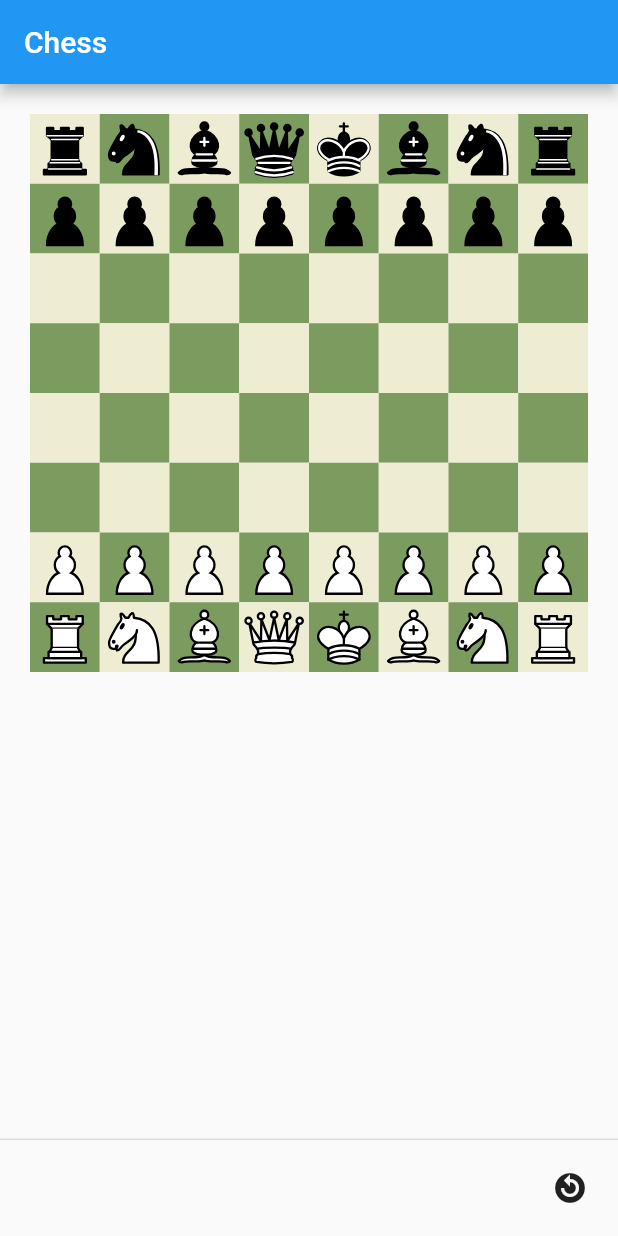
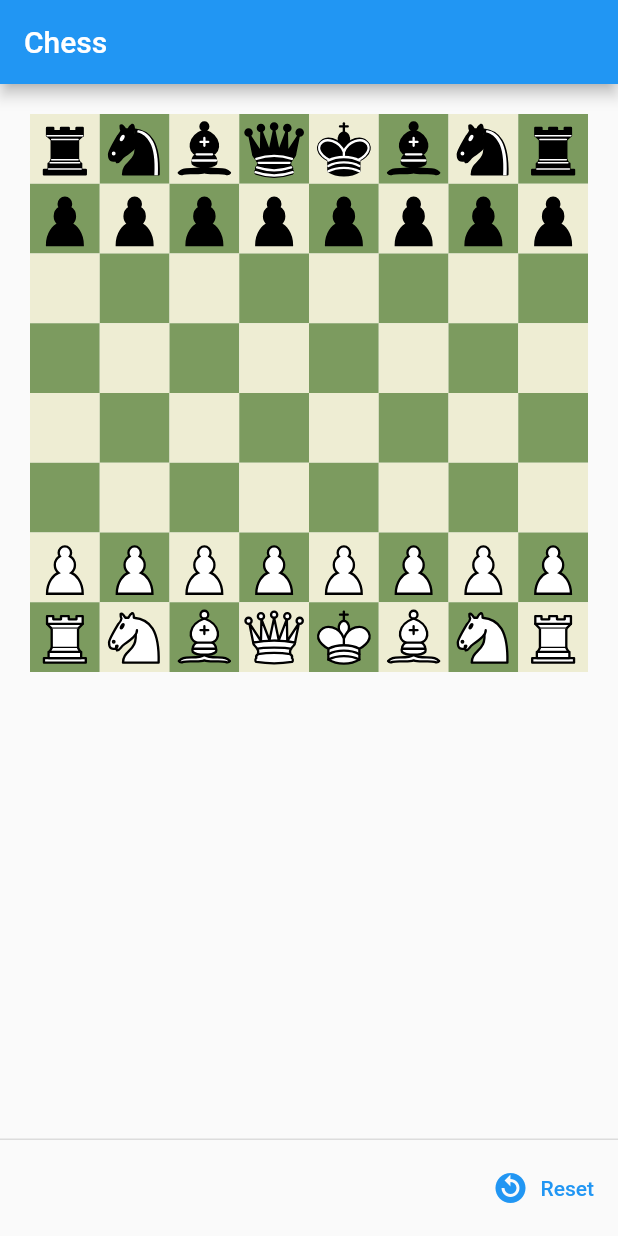
Before and after one commit to ron-kuper/ChessDemo, a Flutter app: the screen it shows after launch, on a phone screen of 412 x 824 dp. Run offline on Flutter 3.47's test engine with Material 2 defaults, Android fonts, the phone set to English and light mode, and no system bars; our stand-ins replace flutter_svg.

Commit message:
Code reorg and cleanup

```diff
--- a/lib/main.dart
+++ b/lib/main.dart
@@ -1,11 +1,7 @@
-// Copyright 2018 The Flutter team. All rights reserved.
-// Use of this source code is governed by a BSD-style license that can be
-// found in the LICENSE file.
-
 import 'package:flutter/material.dart';
 import 'package:provider/provider.dart';
-import 'chessboard.dart';
-import 'model/board.dart';
+import 'package:chess_demo/screens/chessboard.dart';
+import 'package:chess_demo/models/board.dart';
 
 void main() => runApp(const ChessAppProvider());
 
@@ -36,8 +32,9 @@ class ChessApp extends StatelessWidget {
           ),
           body: const Chessboard(),
           persistentFooterButtons: <Widget>[
-            IconButton(
+            TextButton.icon(
               icon: const Icon(Icons.replay_circle_filled),
+              label:  const Text('Reset'),
               onPressed: () {
                 context.read<BoardModel>().reset();
               })
--- a/lib/model/board.dart
+++ b/lib/models/board.dart
@@ -1,7 +1,7 @@
 // Representation of boards and moves
 
 import 'package:flutter/foundation.dart';
-import 'piece.dart';
+import 'package:chess_demo/models/piece.dart';
 
 class Coord {
   int i, j;
--- a/lib/model/move_generator.dart
+++ b/lib/models/move_generator.dart
@@ -1,7 +1,7 @@
 import 'dart:math';
-import 'piece.dart';
-import 'board.dart';
-import 'threat_checker.dart';
+import 'package:chess_demo/models/piece.dart';
+import 'package:chess_demo/models/board.dart';
+import 'package:chess_demo/models/threat_checker.dart';
 
 class Move {
   Coord from;
--- a/lib/model/threat_checker.dart
+++ b/lib/models/threat_checker.dart
@@ -1,5 +1,5 @@
-import 'piece.dart';
-import 'board.dart';
+import 'package:chess_demo/models/piece.dart';
+import 'package:chess_demo/models/board.dart';
 
 extension ThreatChecker on BoardModel {
   bool hasThreat(int i, int j, PieceColor opponentColor) {
--- a/lib/chessboard.dart
+++ b/lib/screens/chessboard.dart
@@ -1,9 +1,9 @@
 import 'package:flutter/material.dart';
 import 'package:provider/provider.dart';
 import 'package:flutter_svg/flutter_svg.dart';
-import 'model/piece.dart';
-import 'model/board.dart';
-import 'model/move_generator.dart';
+import 'package:chess_demo/models/piece.dart';
+import 'package:chess_demo/models/board.dart';
+import 'package:chess_demo/models/move_generator.dart';
 
 class Chessboard extends StatefulWidget {
   const Chessboard({Key? key}) : super(key: key);
--- a/pubspec.yaml
+++ b/pubspec.yaml
@@ -1,5 +1,5 @@
-name: myapp
-description: A new Flutter project.
+name: chess_demo
+description: A Flutter project to learn the ropes.
 
 # The following line prevents the package from being accidentally published to
 # pub.dev using `flutter pub publish`. This is preferred for private packages.
```
Also changed, not shown: lib/models/piece.dart (renamed from lib/model/piece.dart).
